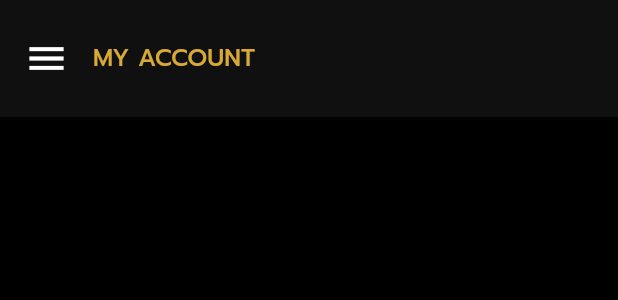
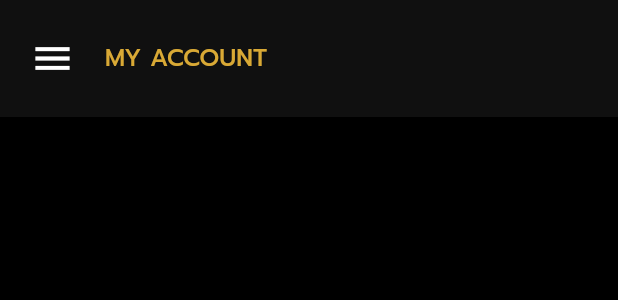
Before and after one commit to TharudiHS/Ram-Cinemas-Mobile-App, a Flutter app: the CustomAppBar widget shown alone on an empty page, opened directly, on a phone screen of 412 x 824 dp. Shown: the top 300 px of the screen. Run offline on Flutter 3.47's test engine with Material 3 defaults, Android fonts, the phone set to English and light mode, and no system bars; our stand-ins replace flutter_svg.

Commit message:
updated the code

```diff
--- a/lib/components/app_bar.dart
+++ b/lib/components/app_bar.dart
@@ -24,7 +24,7 @@ class CustomAppBar extends StatelessWidget implements PreferredSizeWidget {
     return Container(
       height: 78,
       color: AppColours.almostBlack,
-      padding: const EdgeInsets.symmetric(horizontal: 16),
+      padding: const EdgeInsets.symmetric(horizontal: 20),
       child: Row(
         crossAxisAlignment: CrossAxisAlignment.center,
         children: [
@@ -34,7 +34,7 @@ class CustomAppBar extends StatelessWidget implements PreferredSizeWidget {
             child: const Icon(Icons.menu, color: AppColours.white, size: 30),
           ),
 
-          const SizedBox(width: 16),
+          const SizedBox(width: 20),
 
           //  BACK ARROW (Gold)
           if (showBackArrow)
```
